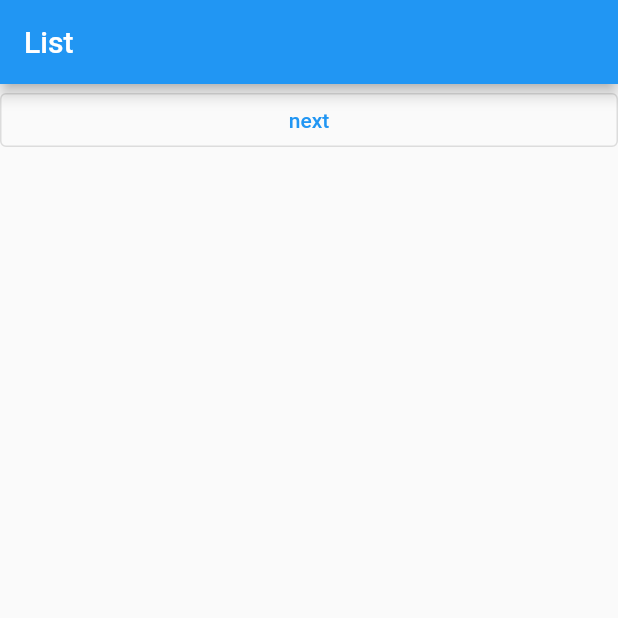
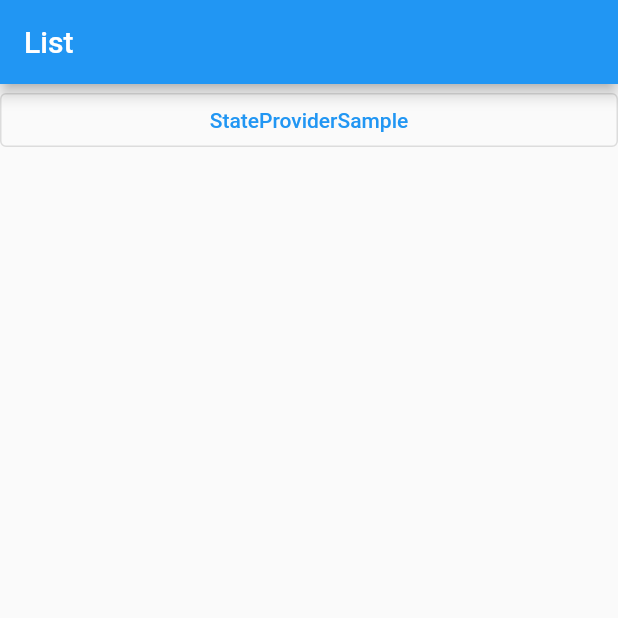
Before and after one commit to ktakayama/RiverpodSample, a Flutter app: the screen it shows after launch, on a phone screen of 412 x 824 dp, the top half of it. Run offline on Flutter 3.47's test engine with Material 2 defaults, Android fonts, the phone set to English and light mode, and no system bars; our stand-ins replace flutter_riverpod.

```diff
--- a/lib/main.dart
+++ b/lib/main.dart
@@ -29,17 +29,20 @@ class SampleList extends StatelessWidget {
 
   @override
   Widget build(BuildContext context) {
+    var samples = {
+      'StateProviderSample': () => const StateProviderSample(),
+    };
     return Scaffold(
         appBar: AppBar(title: const Text('List')),
         body: ListView(
-          children: [
-            OutlinedButton(
-                onPressed: () => Navigator.of(context)
-                        .push(MaterialPageRoute(builder: (context) {
-                      return const StateProviderSample();
-                    })),
-                child: const Text('next'))
-          ],
+          children: samples.keys
+              .map((e) => OutlinedButton(
+                  onPressed: () => Navigator.of(context)
+                          .push(MaterialPageRoute(builder: (context) {
+                        return samples[e]!();
+                      })),
+                  child: Text(e)))
+              .toList(),
         ));
   }
 }
```
